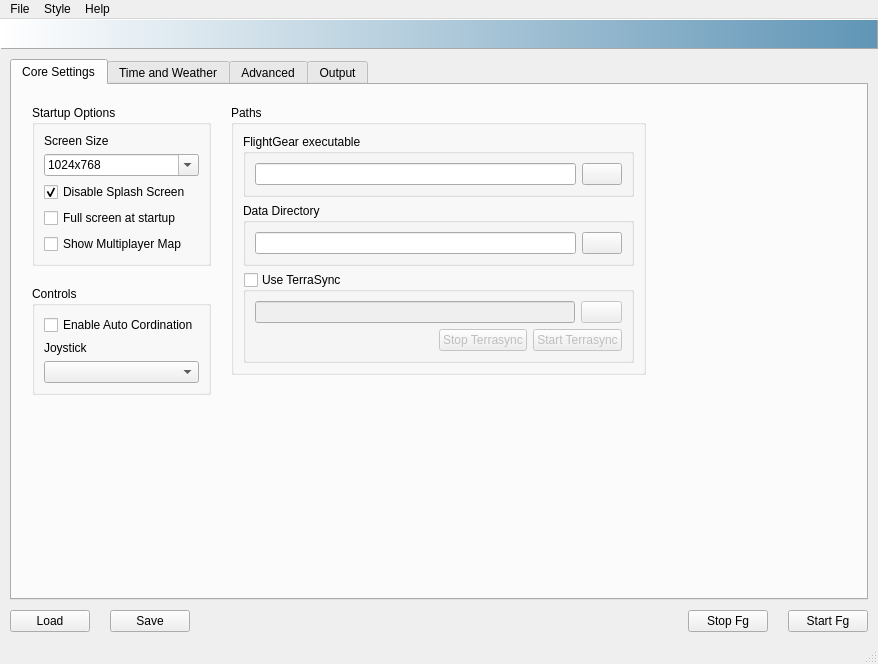
Old version of the form src/fgx.ui in the repository fgx/fgx.
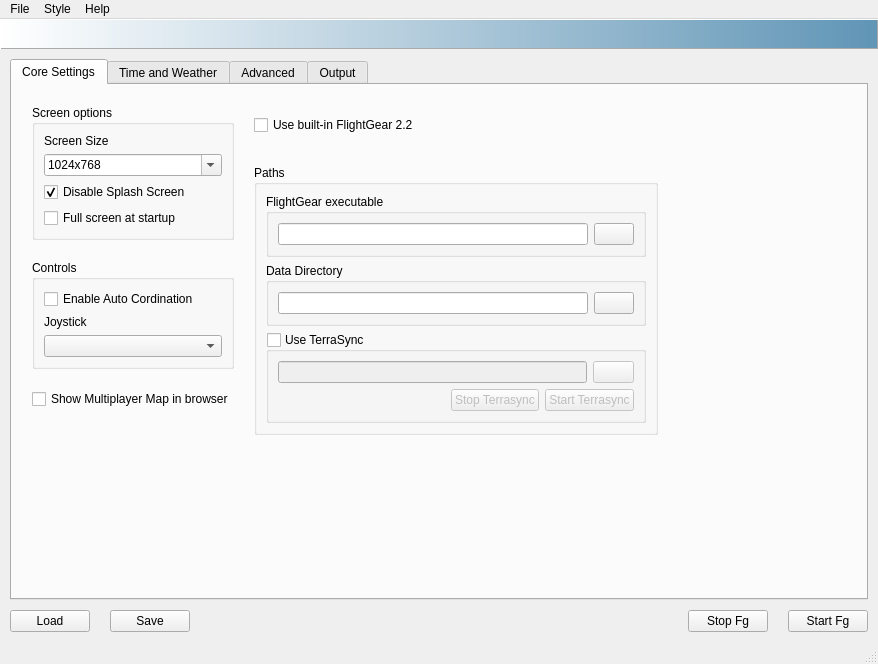
New version of the form. Icons and pictures are not drawn.

Commit message: Adding checkbox use built-in core tab, place mpmap checkbox outside screen groupbox

```diff
--- a/src/fgx.ui
+++ b/src/fgx.ui
@@ -103,7 +103,7 @@
             <item>
              <widget class="QGroupBox" name="groupBox_2">
               <property name="title">
-               <string>Startup Options</string>
+               <string>Screen options</string>
               </property>
               <layout class="QGridLayout" name="gridLayout_3">
                <item row="0" column="0">
@@ -163,13 +163,6 @@
                  </item>
                 </widget>
                </item>
-               <item row="5" column="0">
-                <widget class="QCheckBox" name="checkBoxMpMap">
-                 <property name="text">
-                  <string>Show Multiplayer Map</string>
-                 </property>
-                </widget>
-               </item>
               </layout>
              </widget>
             </item>
@@ -199,6 +192,13 @@
               </layout>
              </widget>
             </item>
+            <item>
+             <widget class="QCheckBox" name="checkBoxMpMap">
+              <property name="text">
+               <string>Show Multiplayer Map in browser</string>
+              </property>
+             </widget>
+            </item>
             <item>
              <spacer name="verticalSpacer_4">
               <property name="orientation">
@@ -216,6 +216,25 @@
           </item>
           <item>
            <layout class="QVBoxLayout" name="verticalLayout_6">
+            <item>
+             <widget class="QCheckBox" name="checkBox">
+              <property name="sizePolicy">
+               <sizepolicy hsizetype="Minimum" vsizetype="Fixed">
+                <horstretch>0</horstretch>
+                <verstretch>40</verstretch>
+               </sizepolicy>
+              </property>
+              <property name="minimumSize">
+               <size>
+                <width>0</width>
+                <height>40</height>
+               </size>
+              </property>
+              <property name="text">
+               <string>Use built-in FlightGear 2.2</string>
+              </property>
+             </widget>
+            </item>
             <item>
              <widget class="QGroupBox" name="groupBox_3">
               <property name="title">
```
Left out of the diff: 2 changed lines with no effect on the pictures. The commit also changes 3 other files.
